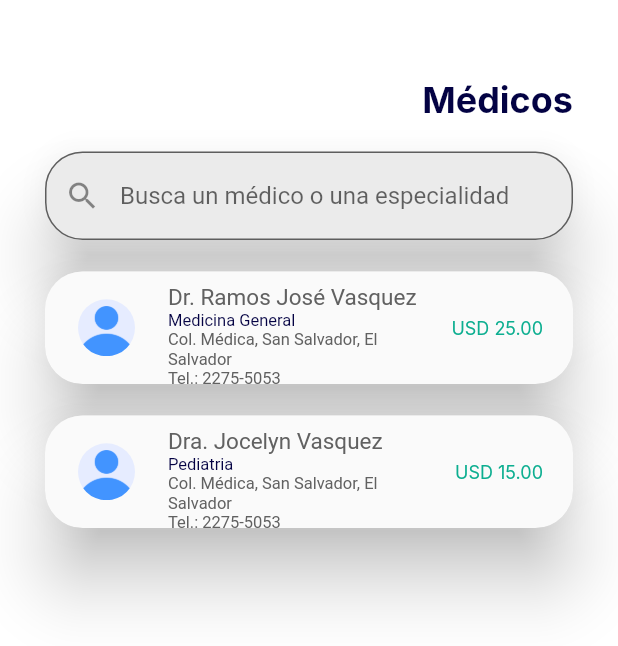
After one commit to JulioOrtizUTEC/TuMundoMedico-Flutter, a Flutter app: the Medicos screen opened directly, on a phone screen of 412 x 824 dp. The commit adds this screen. Shown: the top 646 px of the screen. Run offline on Flutter 3.47's test engine with Material 2 defaults, Android fonts, the light colour scheme and no system bars; missing offline and left inert: dart:ffi; Roboto replaces fonts that are missing (Inter).

Commit message:
Subiendo la vista de listado de médicos

```diff
--- a/lib/main.dart
+++ b/lib/main.dart
@@ -1,6 +1,7 @@
 import 'package:flutter/material.dart';
 import 'package:tumundomedico_flutter/src/app.dart';
 import 'package:tumundomedico_flutter/src/acercade.dart';
+import 'package:tumundomedico_flutter/src/medicos.dart';
 
 void main() => runApp(MyApp());
 
@@ -27,3 +28,13 @@ class AcercaDeClass extends StatelessWidget{
       );
   }
 }
+
+class MedicosClass extends StatelessWidget{
+  Widget build(BuildContext context){
+    return MaterialApp(
+      debugShowCheckedModeBanner: false,
+      title: 'Médicos',
+      home: Medicos(),
+      );
+  }
+}
--- /dev/null
+++ b/lib/src/medicos.dart
@@ -0,0 +1,285 @@
+import 'package:flutter/material.dart';
+import 'package:tumundomedico_flutter/src/app.dart';
+
+class Medicos extends StatefulWidget {
+  const Medicos({super.key});
+
+  @override
+  State<Medicos> createState() => _Medicos();
+}
+
+class _Medicos extends State<Medicos> {
+  @override
+  Widget build(BuildContext context) {
+    return Scaffold(
+      backgroundColor: Color.fromARGB(255, 255, 255, 255),
+      body: ListView(
+        padding: const EdgeInsets.symmetric(horizontal: 30.0, vertical: 51.0),
+        children: <Widget>[
+          Column(
+            mainAxisAlignment: MainAxisAlignment.end,
+            children: <Widget>[
+              Align(
+                alignment: Alignment.centerRight,
+                //Acá se colocan los textos de bienvenida
+                child: Text('Médicos',
+                    style: TextStyle(
+                        fontFamily: 'Inter',
+                        fontSize: 24,
+                        color: Color(0xff030243),
+                        fontWeight: FontWeight.w700,
+                        height: 27 / 22),
+                    textAlign: TextAlign.right),
+              ),
+            ],
+          ),
+          SizedBox(
+            height: 21,
+          ),
+          Column(
+            mainAxisAlignment: MainAxisAlignment.center,
+            children: [
+              //Sombre para el Textfield de Busqueda
+              Material(
+                elevation: 20.0,
+                shadowColor: Colors.black,
+                borderRadius: BorderRadius.circular(25.0),
+                child:
+                    //Textfield de busqueda
+                    TextField(
+                  enableInteractiveSelection: false,
+                  obscureText: true,
+                  decoration: InputDecoration(
+                    filled: true,
+                    fillColor: Color.fromARGB(255, 235, 235, 235),
+                    prefixIcon: Icon(Icons.search),
+                    prefixIconConstraints: BoxConstraints(
+                      minWidth: 50,
+                      maxHeight: 50,
+                    ),
+                    hintText: 'Busca un médico o una especialidad',
+                    border: OutlineInputBorder(
+                      borderRadius: BorderRadius.circular(25.0),
+                    ),
+                  ),
+                ),
+              ),
+              //Espacio
+              SizedBox(
+                height: 21,
+              ),
+            ],
+          ),
+          Column(
+            mainAxisAlignment: MainAxisAlignment.center,
+            children: [
+              // Shadow for the Card
+              Container(
+                height: 75, //Alto de la Card
+                decoration: BoxDecoration(
+                   color: Color(0xFFEBEBEB),
+                   borderRadius: BorderRadius.circular(25.0),
+                 ),
+                child: Material(
+                  elevation: 20.0,
+                  shadowColor: Colors.black,
+                  borderRadius: BorderRadius.circular(25.0),
+                  child: ClipRRect(
+                    borderRadius: BorderRadius.circular(25.0), // Para fijar las esquinas redondeadas
+                    child: Row(
+                      children: [
+                        // Left: Componente de la imagen de usuario lado izquiqerdo
+                        Container(
+                          width: 42,
+                          height: 38,
+                          margin: EdgeInsets.only(left: 20), //Margen de la posición izquierda
+                          decoration: BoxDecoration(
+                            shape: BoxShape.circle,
+                            image: DecorationImage(
+                              image: AssetImage('images/imagen-usuario.png'),
+                              fit: BoxFit.cover,
+                            ),
+                          ),
+                        ),
+                        SizedBox(
+                          width: 20,
+                        ),
+
+                        // Middle: Cuatro líneas de texto centradas
+                        Expanded(
+                          child: Container(
+                            margin: EdgeInsets.only(top: 8), // Margen superior para centrar el contenido del medio
+                            child: Column(
+                              crossAxisAlignment: CrossAxisAlignment.start,
+                              mainAxisAlignment: MainAxisAlignment.start,
+                              children: [
+                                Text('Dr. Ramos José Vasquez',
+                                  textAlign: TextAlign.left,
+                                  style: TextStyle(
+                                    fontSize:15,
+                                    color: Color(
+                                        0xFF616161),
+                                  ),
+                                ),
+                                Text('Medicina General',
+                                  textAlign: TextAlign.left,
+                                  style: TextStyle(
+                                    fontSize:11,
+                                    color: Color(0xFF040243),
+                                  ),
+                                ),
+                                Text('Col. Médica, San Salvador, El Salvador',
+                                  textAlign: TextAlign.left,
+                                  style: TextStyle(
+                                    fontSize:11,
+                                    color: Color(0xFF616161),
+                                  ),
+                                ),
+                                Text( 'Tel.: 2275-5053',
+                                  textAlign: TextAlign.left,
+                                  style: TextStyle(
+                                    fontSize:11,
+                                    color: Color(0xFF616161),
+                                  ),
+                                ),
+                              ],
+                            ),
+                          ),
+                        ),
+
+                        SizedBox(
+                          width: 16,
+                        ),
+
+                        // Right: Texto del Costo Centrado
+                        Container(
+                          margin: EdgeInsets.only(right:20),
+                          child: Text('USD 25.00',
+                            textAlign: TextAlign.center,
+                            style: TextStyle(
+                              fontFamily: 'Inter',
+                              fontSize: 12,
+                              color:
+                                  Color(0xFF0CAE90),
+                            ),
+                          ),
+                        )
+                      ],
+                    ),
+                  ),
+                ),
+              ),
+              // Space
+              SizedBox(height: 21),
+            ],
+          ),
+
+          Column(
+            mainAxisAlignment: MainAxisAlignment.center,
+            children: [
+              // Shadow for the Card
+              Container(
+                height: 75, //Alto de la Card
+                decoration: BoxDecoration(
+                   color: Color(0xFFEBEBEB),
+                   borderRadius: BorderRadius.circular(25.0),
+                 ),
+                child: Material(
+                  elevation: 20.0,
+                  shadowColor: Colors.black,
+                  borderRadius: BorderRadius.circular(25.0),
+                  child: ClipRRect(
+                    borderRadius: BorderRadius.circular(25.0), // Para fijar las esquinas redondeadas
+                    child: Row(
+                      children: [
+                        // Left: Componente de la imagen de usuario lado izquiqerdo
+                        Container(
+                          width: 42,
+                          height: 38,
+                          margin: EdgeInsets.only(left: 20), //Margen de la posición izquierda
+                          decoration: BoxDecoration(
+                            shape: BoxShape.circle,
+                            image: DecorationImage(
+                              image: AssetImage('images/imagen-usuario.png'),
+                              fit: BoxFit.cover,
+                            ),
+                          ),
+                        ),
+                        SizedBox(
+                          width: 20,
+                        ),
+
+                        // Middle: Cuatro líneas de texto centradas
+                        Expanded(
+                          child: Container(
+                            margin: EdgeInsets.only(top: 8), // Margen superior para centrar el contenido del medio
+                            child: Column(
+                              crossAxisAlignment: CrossAxisAlignment.start,
+                              mainAxisAlignment: MainAxisAlignment.start,
+                              children: [
+                                Text('Dra. Jocelyn Vasquez',
+                                  textAlign: TextAlign.left,
+                                  style: TextStyle(
+                                    fontSize:15,
+                                    color: Color(
+                                        0xFF616161),
+                                  ),
+                                ),
+                                Text('Pediatria',
+                                  textAlign: TextAlign.left,
+                                  style: TextStyle(
+                                    fontSize:11,
+                                    color: Color(0xFF040243),
+                                  ),
+                                ),
+                                Text('Col. Médica, San Salvador, El Salvador',
+                                  textAlign: TextAlign.left,
+                                  style: TextStyle(
+                                    fontSize:11,
+                                    color: Color(0xFF616161),
+                                  ),
+                                ),
+                                Text( 'Tel.: 2275-5053',
+                                  textAlign: TextAlign.left,
+                                  style: TextStyle(
+                                    fontSize:11,
+                                    color: Color(0xFF616161),
+                                  ),
+                                ),
+                              ],
+                            ),
+                          ),
+                        ),
+
+                        SizedBox(
+                          width: 16,
+                        ),
+
+                        // Right: Texto del Costo Centrado
+                        Container(
+                          margin: EdgeInsets.only(right:20),
+                          child: Text('USD 15.00',
+                            textAlign: TextAlign.center,
+                            style: TextStyle(
+                              fontFamily: 'Inter',
+                              fontSize: 12,
+                              color:
+                                  Color(0xFF0CAE90),
+                            ),
+                          ),
+                        )
+                      ],
+                    ),
+                  ),
+                ),
+              ),
+              // Space
+              SizedBox(height: 21),
+            ],
+          ),
+
+        ],
+      ),
+    );
+  }
+}
```
